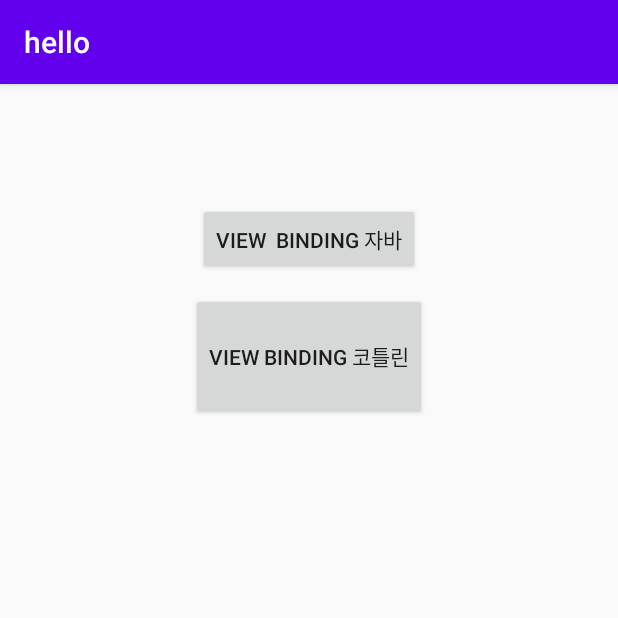
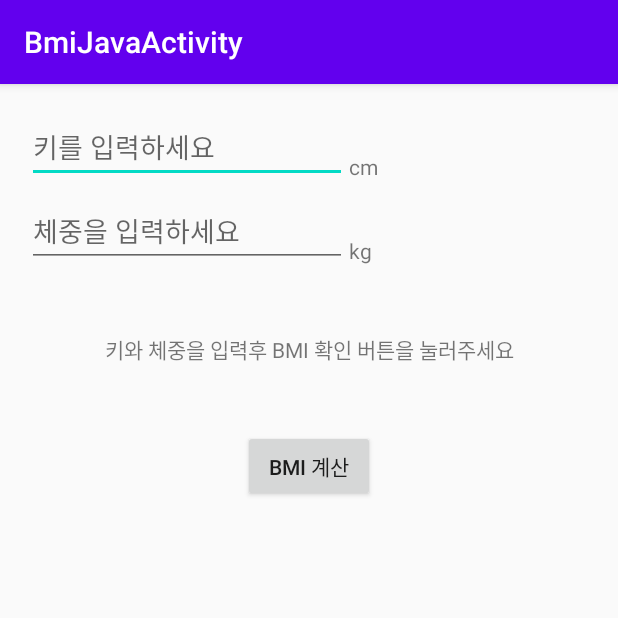
Before and after one commit to rovm/AndroidStudioProjects, an Android app: the screen it shows after launch (MainActivity before the commit, BmiJavaActivity after it), after a tap on "VIEW BINDING 자바", on a phone screen of 412 x 824 dp, the top half of it. Run offline under Robolectric (Android 15) with nearby library versions, the light colour scheme and no system bars.

Commit message:
화면 전환
add: 화면 전환

```diff
--- a/hello/app/src/main/AndroidManifest.xml
+++ b/hello/app/src/main/AndroidManifest.xml
@@ -9,6 +9,10 @@
         android:roundIcon="@mipmap/ic_launcher_round"
         android:supportsRtl="true"
         android:theme="@style/AppTheme">
+        <activity android:name=".BmiKotlinActivity"
+                  android:label="BmiKotlinActivity"></activity>
+        <activity android:name=".BmiJavaActivity"
+            android:label="BmiJavaActivity"></activity>
         <activity android:name=".MainActivity">
             <intent-filter>
                 <action android:name="android.intent.action.MAIN" />
--- /dev/null
+++ b/hello/app/src/main/java/com/example/hello/BmiJavaActivity.java
@@ -0,0 +1,14 @@
+package com.example.hello;
+
+import androidx.appcompat.app.AppCompatActivity;
+
+import android.os.Bundle;
+
+public class BmiJavaActivity extends AppCompatActivity {
+
+    @Override
+    protected void onCreate(Bundle savedInstanceState) {
+        super.onCreate(savedInstanceState);
+        setContentView(R.layout.layout_view_binding);
+    }
+}
--- a/hello/app/src/main/java/com/example/hello/MainActivity.kt
+++ b/hello/app/src/main/java/com/example/hello/MainActivity.kt
@@ -1,5 +1,6 @@
 package com.example.hello
 
+import android.content.Intent
 import androidx.appcompat.app.AppCompatActivity
 import android.os.Bundle
 import kotlinx.android.synthetic.main.activity_main.*
@@ -11,7 +12,11 @@ class MainActivity : AppCompatActivity() {
         setContentView(R.layout.activity_main)
 
         button1.setOnClickListener{
+            startActivity(Intent(this@MainActivity, BmiJavaActivity::class.java))
+        }
 
+        button2.setOnClickListener{
+            startActivity(Intent(this@MainActivity, BmiKotlinActivity::class.java))
         }
     }
 }
--- /dev/null
+++ b/hello/app/src/main/res/layout/layout_view_binding.xml
@@ -0,0 +1,73 @@
+<?xml version="1.0" encoding="utf-8"?>
+<androidx.constraintlayout.widget.ConstraintLayout xmlns:android="http://schemas.android.com/apk/res/android"
+    xmlns:app="http://schemas.android.com/apk/res-auto"
+    xmlns:tools="http://schemas.android.com/tools"
+    android:layout_width="match_parent"
+    android:layout_height="match_parent">
+
+    <EditText
+        android:id="@+id/tallFileld"
+        android:layout_width="wrap_content"
+        android:layout_height="wrap_content"
+        android:layout_marginStart="18dp"
+        android:layout_marginLeft="18dp"
+        android:layout_marginTop="18dp"
+        android:ems="10"
+        android:hint="키를 입력하세요"
+        android:inputType="numberSigned"
+        app:layout_constraintStart_toStartOf="parent"
+        app:layout_constraintTop_toTopOf="parent" />
+
+    <TextView
+        android:id="@+id/textView"
+        android:layout_width="wrap_content"
+        android:layout_height="wrap_content"
+        android:layout_marginStart="1dp"
+        android:layout_marginLeft="1dp"
+        android:layout_marginBottom="1dp"
+        android:text="cm"
+        app:layout_constraintBottom_toBottomOf="@+id/tallFileld"
+        app:layout_constraintStart_toEndOf="@+id/tallFileld" />
+
+    <EditText
+        android:id="@+id/weightField"
+        android:layout_width="wrap_content"
+        android:layout_height="wrap_content"
+        android:layout_marginTop="8dp"
+        android:ems="10"
+        android:hint="체중을 입력하세요"
+        android:inputType="numberSigned"
+        app:layout_constraintStart_toStartOf="@+id/tallFileld"
+        app:layout_constraintTop_toBottomOf="@+id/tallFileld" />
+
+    <TextView
+        android:id="@+id/textView2"
+        android:layout_width="wrap_content"
+        android:layout_height="wrap_content"
+        android:layout_marginStart="1dp"
+        android:layout_marginLeft="1dp"
+        android:layout_marginBottom="1dp"
+        android:text="kg"
+        app:layout_constraintBottom_toBottomOf="@+id/weightField"
+        app:layout_constraintStart_toEndOf="@+id/weightField" />
+
+    <TextView
+        android:id="@+id/resultLabel"
+        android:layout_width="wrap_content"
+        android:layout_height="wrap_content"
+        android:layout_marginTop="44dp"
+        android:text="키와 체중을 입력후 BMI 확인 버튼을 눌러주세요"
+        app:layout_constraintEnd_toEndOf="parent"
+        app:layout_constraintStart_toStartOf="parent"
+        app:layout_constraintTop_toBottomOf="@+id/weightField" />
+
+    <Button
+        android:id="@+id/bmiButton"
+        android:layout_width="wrap_content"
+        android:layout_height="wrap_content"
+        android:layout_marginTop="43dp"
+        android:text="BMI 계산"
+        app:layout_constraintEnd_toEndOf="parent"
+        app:layout_constraintStart_toStartOf="parent"
+        app:layout_constraintTop_toBottomOf="@+id/resultLabel" />
+</androidx.constraintlayout.widget.ConstraintLayout>
```
Also changed, not shown: hello/app/src/main/java/com/example/hello/BmiKotlinActivity.kt (added, +12 -0 lines), hello/app/src/main/res/layout/activity_bmi_java.xml (added, +9 -0 lines), hello/app/src/main/res/layout/activity_bmi_kotlin.xml (added, +9 -0 lines), hello/app/src/main/res/layout/activity_main.xml (+25 -6 lines).
